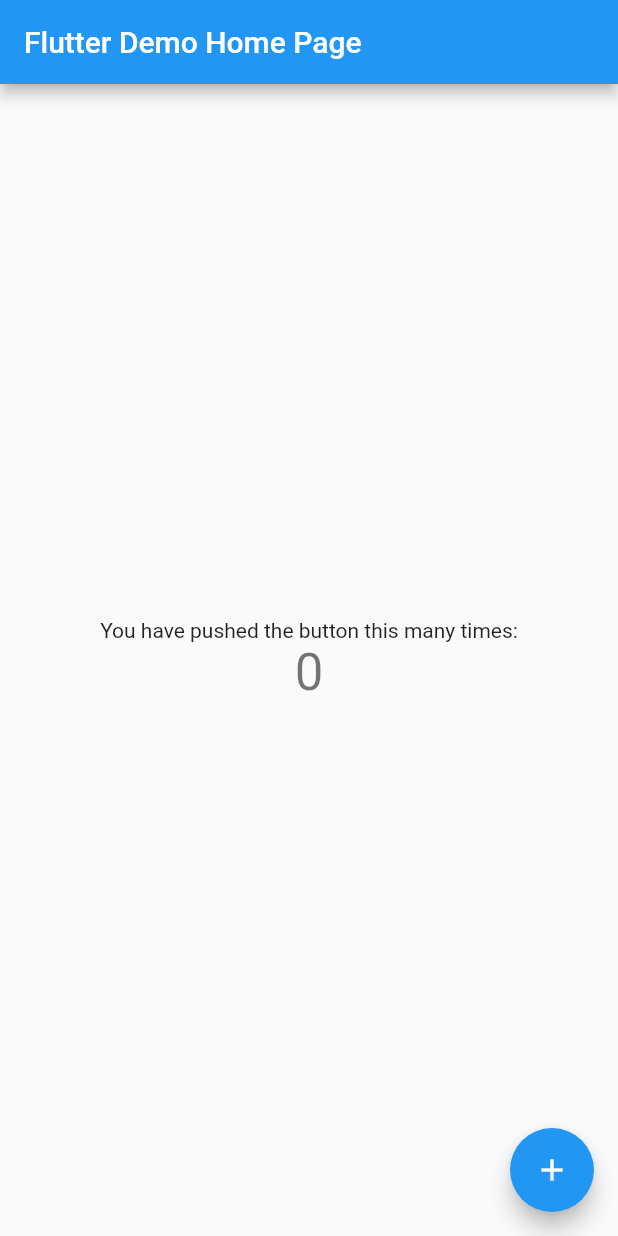
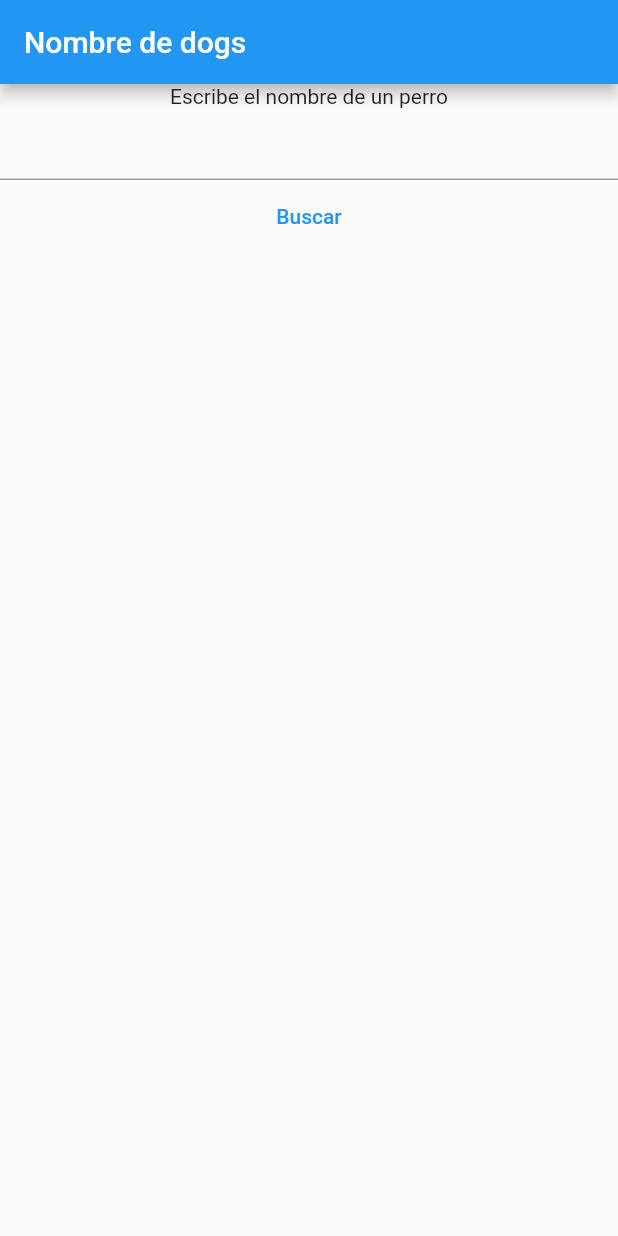
Before and after one commit to omarsandoval99/Actividad_perron, a Flutter app: the screen it shows after launch, on a phone screen of 412 x 824 dp. Run offline on Flutter 3.47's test engine with Material 2 defaults, Android fonts, the phone set to English and light mode, and no system bars; our stand-ins replace flutter_bloc.

```diff
--- /dev/null
+++ b/lib/Bloc/Bloc.dart
@@ -0,0 +1,19 @@
+import 'package:flutter_bloc/flutter_bloc.dart';
+
+class Eventos {}
+
+class Creado extends Eventos {}
+
+class Estados {}
+
+class Creandose extends Estados {}
+
+class SolicitandoNombre extends Estados{}
+
+class BlocVerificacion extends Bloc<Eventos, Estados> {
+  BlocVerificacion() : super(Creandose()) {
+    on<Creado>((event, emit) {
+      emit(SolicitandoNombre());
+    });
+  }
+}
--- /dev/null
+++ b/lib/Vistas/SolicitandoNombre.dart
@@ -0,0 +1,26 @@
+import 'package:flutter/material.dart';
+import 'package:flutter/src/widgets/container.dart';
+import 'package:flutter/src/widgets/framework.dart';
+
+class VistaSolicitandoNombre extends StatelessWidget {
+  const VistaSolicitandoNombre({super.key});
+
+  @override
+  Widget build(BuildContext context) {
+    final controlador = TextEditingController();
+    return Scaffold(
+      appBar: AppBar(
+        title: Text("Nombre de dogs"),
+      ),
+      body: Column(
+        children: [
+          Text("Escribe el nombre de un perro"),
+          TextField(
+            controller: controlador,
+          ),
+          TextButton(onPressed: () {}, child: const Text("Buscar"))
+        ],
+      ),
+    );
+  }
+}
--- a/lib/main.dart
+++ b/lib/main.dart
@@ -1,115 +1,49 @@
 import 'package:flutter/material.dart';
+import 'package:flutter_application_1/Bloc/Bloc.dart';
+import 'package:flutter_application_1/Vistas/SolicitandoNombre.dart';
+import 'package:flutter_bloc/flutter_bloc.dart';
 
 void main() {
-  runApp(const MyApp());
+  runApp(const AplicacionInyectada());
 }
 
-class MyApp extends StatelessWidget {
-  const MyApp({super.key});
+class AplicacionInyectada extends StatelessWidget {
+  const AplicacionInyectada({Key? key}) : super(key: key);
 
-  // This widget is the root of your application.
   @override
   Widget build(BuildContext context) {
-    return MaterialApp(
-      title: 'Flutter Demo',
-      theme: ThemeData(
-        // This is the theme of your application.
-        //
-        // Try running your application with "flutter run". You'll see the
-        // application has a blue toolbar. Then, without quitting the app, try
-        // changing the primarySwatch below to Colors.green and then invoke
-        // "hot reload" (press "r" in the console where you ran "flutter run",
-        // or simply save your changes to "hot reload" in a Flutter IDE).
-        // Notice that the counter didn't reset back to zero; the application
-        // is not restarted.
-        primarySwatch: Colors.blue,
-      ),
-      home: const MyHomePage(title: 'Flutter Demo Home Page'),
+    return BlocProvider(
+      create: (context) {
+        BlocVerificacion blocVerificacion = BlocVerificacion();
+
+        blocVerificacion.add(Creado());
+
+        return blocVerificacion;
+      },
+      child: const Aplicacion(),
     );
   }
 }
 
-class MyHomePage extends StatefulWidget {
-  const MyHomePage({super.key, required this.title});
-
-  // This widget is the home page of your application. It is stateful, meaning
-  // that it has a State object (defined below) that contains fields that affect
-  // how it looks.
-
-  // This class is the configuration for the state. It holds the values (in this
-  // case the title) provided by the parent (in this case the App widget) and
-  // used by the build method of the State. Fields in a Widget subclass are
-  // always marked "final".
-
-  final String title;
-
-  @override
-  State<MyHomePage> createState() => _MyHomePageState();
-}
-
-class _MyHomePageState extends State<MyHomePage> {
-  int _counter = 0;
-
-  void _incrementCounter() {
-    setState(() {
-      // This call to setState tells the Flutter framework that something has
-      // changed in this State, which causes it to rerun the build method below
-      // so that the display can reflect the updated values. If we changed
-      // _counter without calling setState(), then the build method would not be
-      // called again, and so nothing would appear to happen.
-      _counter++;
-    });
-  }
+class Aplicacion extends StatelessWidget {
+  const Aplicacion({super.key});
 
   @override
   Widget build(BuildContext context) {
-    // This method is rerun every time setState is called, for instance as done
-    // by the _incrementCounter method above.
-    //
-    // The Flutter framework has been optimized to make rerunning build methods
-    // fast, so that you can just rebuild anything that needs updating rather
-    // than having to individually change instances of widgets.
-    return Scaffold(
-      appBar: AppBar(
-        // Here we take the value from the MyHomePage object that was created by
-        // the App.build method, and use it to set our appbar title.
-        title: Text(widget.title),
-      ),
-      body: Center(
-        // Center is a layout widget. It takes a single child and positions it
-        // in the middle of the parent.
-        child: Column(
-          // Column is also a layout widget. It takes a list of children and
-          // arranges them vertically. By default, it sizes itself to fit its
-          // children horizontally, and tries to be as tall as its parent.
-          //
-          // Invoke "debug painting" (press "p" in the console, choose the
-          // "Toggle Debug Paint" action from the Flutter Inspector in Android
-          // Studio, or the "Toggle Debug Paint" command in Visual Studio Code)
-          // to see the wireframe for each widget.
-          //
-          // Column has various properties to control how it sizes itself and
-          // how it positions its children. Here we use mainAxisAlignment to
-          // center the children vertically; the main axis here is the vertical
-          // axis because Columns are vertical (the cross axis would be
-          // horizontal).
-          mainAxisAlignment: MainAxisAlignment.center,
-          children: <Widget>[
-            const Text(
-              'You have pushed the button this many times:',
-            ),
-            Text(
-              '$_counter',
-              style: Theme.of(context).textTheme.headline4,
-            ),
-          ],
-        ),
-      ),
-      floatingActionButton: FloatingActionButton(
-        onPressed: _incrementCounter,
-        tooltip: 'Increment',
-        child: const Icon(Icons.add),
-      ), // This trailing comma makes auto-formatting nicer for build methods.
-    );
+    return MaterialApp(
+        debugShowCheckedModeBanner: false,
+        home: Scaffold(
+          body: Builder(
+            builder: ((context) {
+              var estado = context.watch<BlocVerificacion>().state;
+
+              if (estado is SolicitandoNombre) {
+                return VistaSolicitandoNombre();
+              }
+
+              return Center(child: Text('HUYE'));
+            }),
+          ),
+        ));
   }
 }
--- a/pubspec.yaml
+++ b/pubspec.yaml
@@ -36,6 +36,10 @@ dependencies:
   # The following adds the Cupertino Icons font to your application.
   # Use with the CupertinoIcons class for iOS style icons.
   cupertino_icons: ^1.0.2
+  bloc: ^8.1.0
+  bloc_provider: ^1.0.0
+  flutter_bloc: ^8.1.1
+  bloc_test: ^9.1.0
 
 dev_dependencies:
   flutter_test:
```
Also changed, not shown: pubspec.lock, 2 other files.
